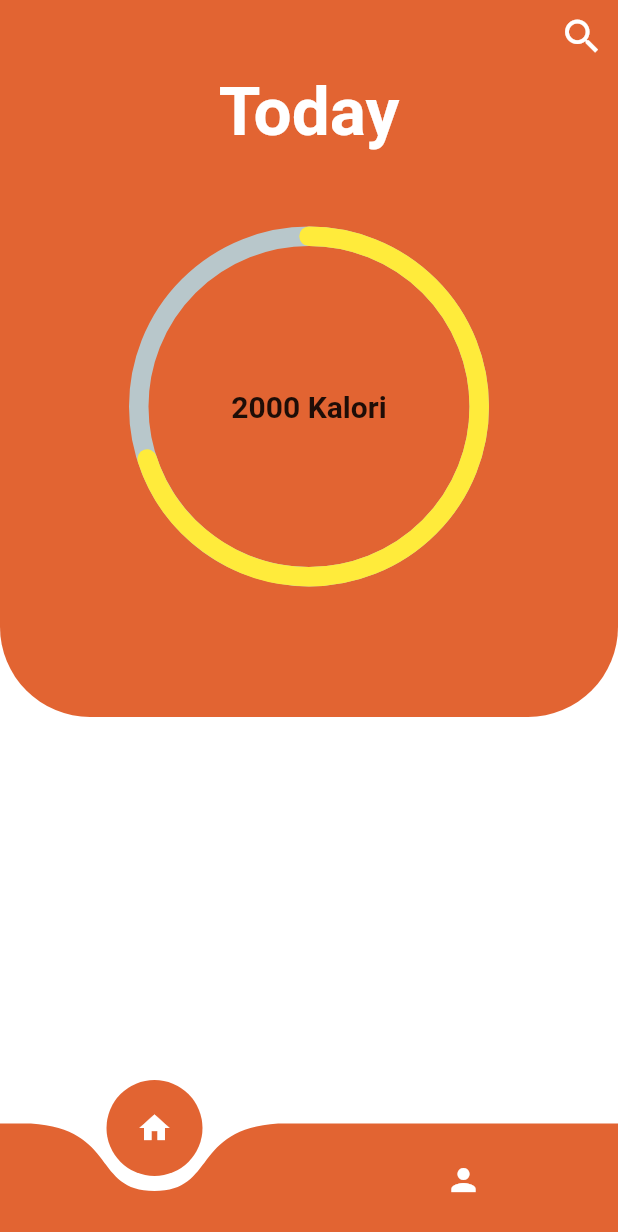
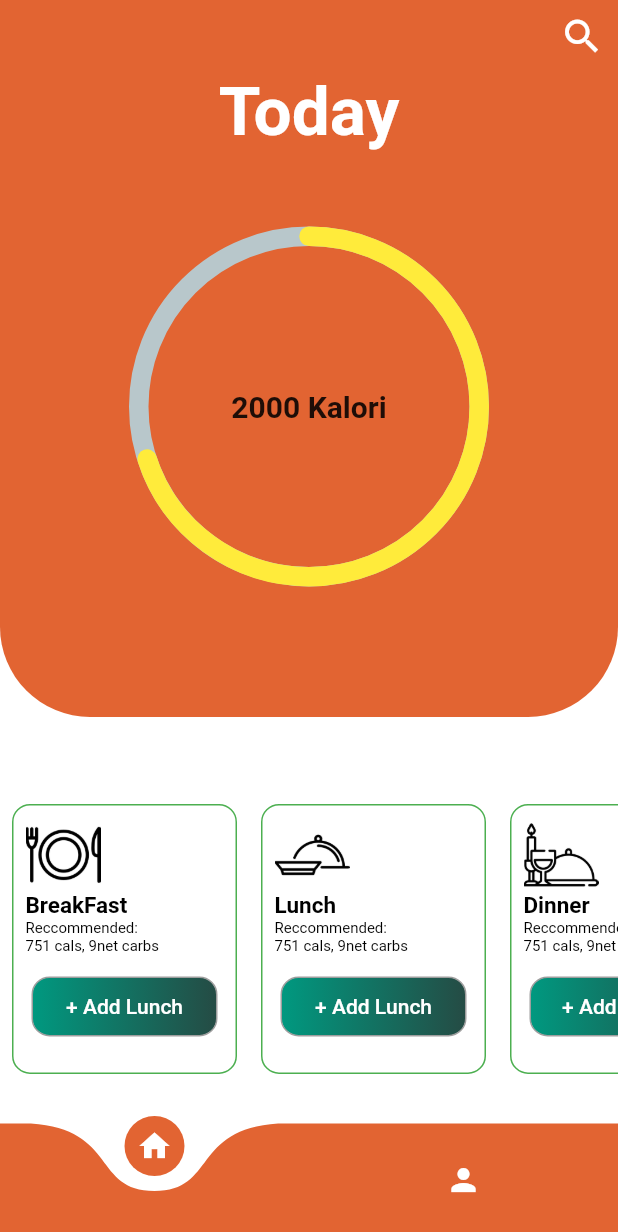
Before and after one commit to erenincesu10/final_project_calorie_tracker, a Flutter app: the HomePage screen opened directly, on a phone screen of 412 x 824 dp. Shown: the top 1232 px of the screen. Run offline on Flutter 3.47's test engine with Material 2 defaults, Android fonts, the phone set to English and light mode, and no system bars; drawn by our look-alikes of curved_navigation_bar, percent_indicator; our stand-ins replace firebase_core, flutter_spinkit, lottie, persistent_bottom_nav_bar_v2, sleek_circular_slider; missing offline and left inert: dart:ffi; accounts and stored records are empty; Roboto replaces fonts that are missing (Montserrat).

Commit message:
değişiklikler yapıldı

```diff
--- /dev/null
+++ b/lib/components/HomePage/breakfast_page.dart
@@ -0,0 +1,98 @@
+import 'package:calorie_tracker/components/HomePage/add_food_page.dart';
+import 'package:calorie_tracker/view/SearchPage/search_page.dart';
+import 'package:flutter/material.dart';
+import 'package:flutter/src/widgets/framework.dart';
+import 'package:flutter/src/widgets/placeholder.dart';
+
+class BreakFastCard extends StatefulWidget {
+  const BreakFastCard({super.key});
+
+  @override
+  State<BreakFastCard> createState() => _BreakFastCardState();
+}
+
+class _BreakFastCardState extends State<BreakFastCard> {
+  @override
+  Widget build(BuildContext context) {
+    return SingleChildScrollView(
+      child: Padding(
+        padding: const EdgeInsets.all(8.0),
+        child: Container(
+          height: 180,
+          width: 150,
+          decoration: BoxDecoration(
+            borderRadius: BorderRadius.circular(12),
+            border: Border.all(color: Colors.green),
+          ),
+          child: Padding(
+            padding: const EdgeInsets.all(8.0),
+            child: Column(
+              crossAxisAlignment: CrossAxisAlignment.start,
+              mainAxisAlignment: MainAxisAlignment.start,
+              children: [
+                Image.asset(
+                  "assets/images/breakfast.png",
+                  height: 50,
+                  width: 50,
+                  fit: BoxFit.fill,
+                ),
+                const Text(
+                  "BreakFast",
+                  style: TextStyle(
+                      fontSize: 15,
+                      color: Color.fromARGB(255, 0, 0, 0),
+                      fontFamily: "Montserrat",
+                      fontWeight: FontWeight.bold),
+                ),
+                const Text(
+                  "Reccommended: \n751 cals, 9net carbs",
+                  style: TextStyle(
+                    fontSize: 10,
+                    color: Color.fromARGB(255, 0, 0, 0),
+                    fontFamily: "Montserrat",
+                  ),
+                ),
+                SizedBox(
+                  height: 10,
+                ),
+                Padding(
+                  padding: const EdgeInsets.all(4.0),
+                  child: Center(
+                    child: Container(
+                      height: 40,
+                      width: 140,
+                      decoration: BoxDecoration(
+                        borderRadius: BorderRadius.circular(12),
+                        border: Border.all(color: Colors.grey),
+                        gradient: LinearGradient(
+                          colors: [
+                            Color(0xff009980),
+                            Color.fromARGB(255, 37, 75, 68),
+                          ],
+                        ),
+                      ),
+                      child: Center(
+                        child: TextButton(
+                          child: Text(
+                            "+ Add Lunch",
+                            style: TextStyle(color: Colors.white),
+                          ),
+                          onPressed: () {
+                            Navigator.push(
+                                context,
+                                MaterialPageRoute(
+                                    builder: (context) => SearchPage()));
+                          },
+                        ),
+                      ),
+                    ),
+                  ),
+                ),
+              ],
+            ),
+          ),
+        ),
+      ),
+    );
+  }
+}
--- /dev/null
+++ b/lib/components/HomePage/dinner_card.dart
@@ -0,0 +1,93 @@
+import 'package:flutter/material.dart';
+import 'package:flutter/src/widgets/framework.dart';
+import 'package:flutter/src/widgets/placeholder.dart';
+
+class DinnerCard extends StatefulWidget {
+  const DinnerCard({super.key});
+
+  @override
+  State<DinnerCard> createState() => _DinnerCardState();
+}
+
+class _DinnerCardState extends State<DinnerCard> {
+  @override
+  Widget build(BuildContext context) {
+    return SingleChildScrollView(
+      child: Padding(
+        padding: const EdgeInsets.all(8.0),
+        child: Container(
+          height: 180,
+          width: 150,
+          decoration: BoxDecoration(
+            borderRadius: BorderRadius.circular(12),
+            border: Border.all(color: Colors.green),
+          ),
+          child: Padding(
+            padding: const EdgeInsets.all(8.0),
+            child: Column(
+              crossAxisAlignment: CrossAxisAlignment.start,
+              mainAxisAlignment: MainAxisAlignment.start,
+              children: [
+                Image.asset(
+                  "assets/images/dinner.png",
+                  height: 50,
+                  width: 50,
+                  fit: BoxFit.fill,
+                ),
+                const Text(
+                  "Dinner",
+                  style: TextStyle(
+                      fontSize: 15,
+                      color: Color.fromARGB(255, 0, 0, 0),
+                      fontFamily: "Montserrat",
+                      fontWeight: FontWeight.bold),
+                ),
+                const Text(
+                  "Reccommended: \n751 cals, 9net carbs",
+                  style: TextStyle(
+                    fontSize: 10,
+                    color: Color.fromARGB(255, 0, 0, 0),
+                    fontFamily: "Montserrat",
+                  ),
+                ),
+                SizedBox(
+                  height: 10,
+                ),
+                Padding(
+                  padding: const EdgeInsets.all(4.0),
+                  child: Center(
+                    child: Container(
+                      height: 40,
+                      width: 140,
+                      decoration: BoxDecoration(
+                        borderRadius: BorderRadius.circular(12),
+                        border: Border.all(color: Colors.grey),
+                        gradient: LinearGradient(
+                          colors: [
+                            Color(0xff009980),
+                            Color.fromARGB(255, 37, 75, 68),
+                          ],
+                        ),
+                      ),
+                      child: Center(
+                        child: TextButton(
+                          child: Text(
+                            "+ Add Dinner",
+                            style: TextStyle(color: Colors.white),
+                          ),
+                          onPressed: () {
+                            print("object");
+                          },
+                        ),
+                      ),
+                    ),
+                  ),
+                ),
+              ],
+            ),
+          ),
+        ),
+      ),
+    );
+  }
+}
--- a/lib/components/HomePage/home_page.dart
+++ b/lib/components/HomePage/home_page.dart
@@ -1,6 +1,10 @@
 import 'dart:ffi';
 
-import 'package:calorie_tracker/view/SplashScreen/SearchPage/search_page.dart';
+import 'package:calorie_tracker/components/HomePage/breakfast_page.dart';
+import 'package:calorie_tracker/components/HomePage/dinner_card.dart';
+import 'package:calorie_tracker/components/HomePage/lunch_card.dart';
+import 'package:calorie_tracker/components/ProfilePage/profile_page.dart';
+import 'package:calorie_tracker/view/SearchPage/search_page.dart';
 import 'package:curved_navigation_bar/curved_navigation_bar.dart';
 import 'package:flutter/cupertino.dart';
 import 'package:flutter/material.dart';
@@ -10,15 +14,23 @@ import 'package:percent_indicator/circular_percent_indicator.dart';
 import 'package:persistent_bottom_nav_bar_v2/persistent-tab-view.dart';
 import 'package:sleek_circular_slider/sleek_circular_slider.dart';
 
-class HomePage extends StatelessWidget {
+class HomePage extends StatefulWidget {
   const HomePage({super.key});
 
+  @override
+  State<HomePage> createState() => _HomePageState();
+}
+
+class _HomePageState extends State<HomePage> {
+  int _index = 0;
   @override
   Widget build(BuildContext context) {
     double value = 2000;
     return Scaffold(
       backgroundColor: Colors.white,
-      body: Container(
+      body: Column(
+        children: [
+          Container(
             width: MediaQuery.of(context).size.width,
             height: MediaQuery.of(context).size.height * 0.58,
             decoration: BoxDecoration(
@@ -81,28 +93,41 @@ class HomePage extends StatelessWidget {
               ),
             ),
           ),
+          SizedBox(
+            height: 50,
+          ),
+          SingleChildScrollView(
+            scrollDirection: Axis.horizontal,
+            child: Row(
+              children: [BreakFastCard(), LunchCard(), DinnerCard()],
+            ),
+          )
+        ],
+      ),
       bottomNavigationBar: CurvedNavigationBar(
         backgroundColor: Colors.white,
+        index: 0,
         color: Color.fromARGB(255, 226, 100, 50),
         animationDuration: Duration(microseconds: 200),
-        onTap: (index) {
-          print(index);
+        onTap: (i) {
+          setState(() {
+            _index = i;
+            if (_index == 0) {
+              return;
+            } else
+              Navigator.push(context,
+                  MaterialPageRoute(builder: (context) => ProfilPage()));
+          });
         },
         items: [
-          IconButton(
-            icon: Icon(
+          Icon(
             Icons.home,
             color: Colors.white,
           ),
-            onPressed: () {},
-          ),
-          IconButton(
-            icon: Icon(
+          Icon(
             Icons.person,
             color: Colors.white,
           ),
-            onPressed: () {},
-          )
         ],
       ),
     );
--- /dev/null
+++ b/lib/components/HomePage/lunch_card.dart
@@ -0,0 +1,93 @@
+import 'package:flutter/material.dart';
+import 'package:flutter/src/widgets/framework.dart';
+import 'package:flutter/src/widgets/placeholder.dart';
+
+class LunchCard extends StatefulWidget {
+  const LunchCard({super.key});
+
+  @override
+  State<LunchCard> createState() => _LunchCardState();
+}
+
+class _LunchCardState extends State<LunchCard> {
+  @override
+  Widget build(BuildContext context) {
+    return SingleChildScrollView(
+      child: Padding(
+        padding: const EdgeInsets.all(8.0),
+        child: Container(
+          height: 180,
+          width: 150,
+          decoration: BoxDecoration(
+            borderRadius: BorderRadius.circular(12),
+            border: Border.all(color: Colors.green),
+          ),
+          child: Padding(
+            padding: const EdgeInsets.all(8.0),
+            child: Column(
+              crossAxisAlignment: CrossAxisAlignment.start,
+              mainAxisAlignment: MainAxisAlignment.start,
+              children: [
+                Image.asset(
+                  "assets/images/lunch.png",
+                  height: 50,
+                  width: 50,
+                  fit: BoxFit.fill,
+                ),
+                const Text(
+                  "Lunch",
+                  style: TextStyle(
+                      fontSize: 15,
+                      color: Color.fromARGB(255, 0, 0, 0),
+                      fontFamily: "Montserrat",
+                      fontWeight: FontWeight.bold),
+                ),
+                const Text(
+                  "Reccommended: \n751 cals, 9net carbs",
+                  style: TextStyle(
+                    fontSize: 10,
+                    color: Color.fromARGB(255, 0, 0, 0),
+                    fontFamily: "Montserrat",
+                  ),
+                ),
+                SizedBox(
+                  height: 10,
+                ),
+                Padding(
+                  padding: const EdgeInsets.all(4.0),
+                  child: Center(
+                    child: Container(
+                      height: 40,
+                      width: 140,
+                      decoration: BoxDecoration(
+                        borderRadius: BorderRadius.circular(12),
+                        border: Border.all(color: Colors.grey),
+                        gradient: LinearGradient(
+                          colors: [
+                            Color(0xff009980),
+                            Color.fromARGB(255, 37, 75, 68),
+                          ],
+                        ),
+                      ),
+                      child: Center(
+                        child: TextButton(
+                          child: Text(
+                            "+ Add Lunch",
+                            style: TextStyle(color: Colors.white),
+                          ),
+                          onPressed: () {
+                            print("object");
+                          },
+                        ),
+                      ),
+                    ),
+                  ),
+                ),
+              ],
+            ),
+          ),
+        ),
+      ),
+    );
+  }
+}
--- a/lib/main.dart
+++ b/lib/main.dart
@@ -1,3 +1,4 @@
+import 'package:calorie_tracker/components/ProfilePage/profile_page.dart';
 import 'package:calorie_tracker/view/SplashScreen/splash_screen.dart';
 import 'package:firebase_core/firebase_core.dart';
 import 'package:flutter/material.dart';
--- a/pubspec.yaml
+++ b/pubspec.yaml
@@ -70,6 +70,9 @@ flutter:
   assets:
     - assets/lottie/yemekanimasyon.json
     - assets/images/splashscreenkcal.jpeg
+    - assets/images/breakfast.png
+    - assets/images/dinner.png
+    - assets/images/lunch.png
 
   # An image asset can refer to one or more resolution-specific "variants", see
   # https://flutter.dev/assets-and-images/#resolution-aware
```
Also changed, not shown: lib/components/HomePage/add_food_page.dart (added, +81 -0 lines), lib/components/ProfilePage/profile_page.dart (added, +156 -0 lines), lib/view/SplashScreen/SearchPage/search_page.dart (deleted, +0 -97 lines), assets/images/breakfast.png (added), assets/images/dinner.png (added), assets/images/lunch.png (added). Lines whose indentation alone changed are shown as unchanged.
